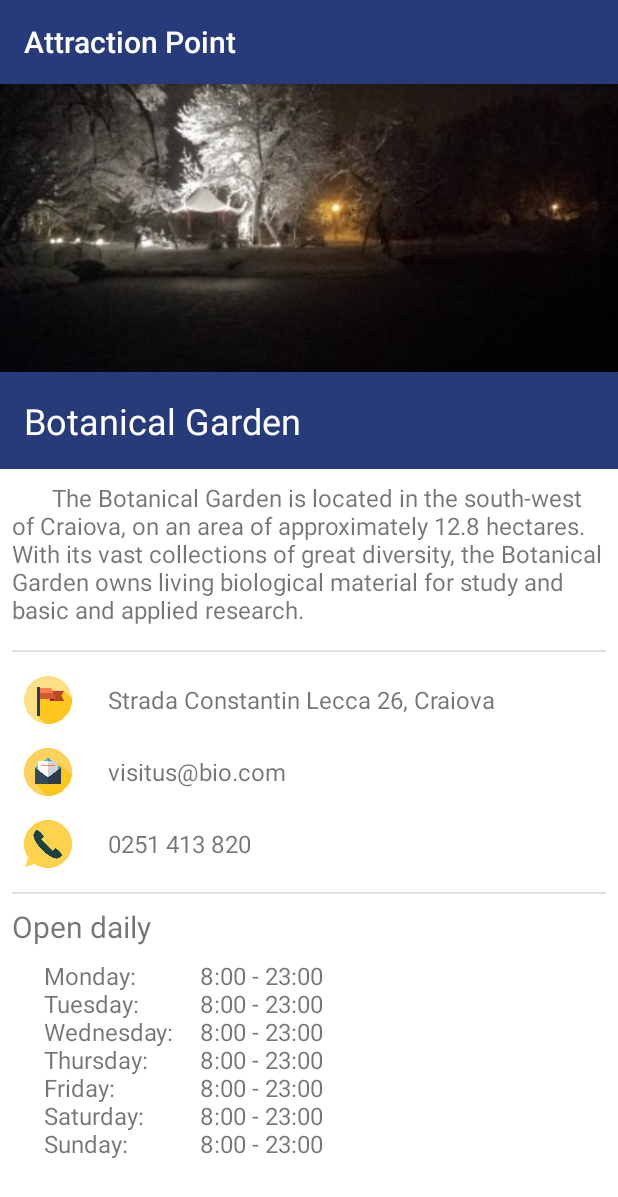
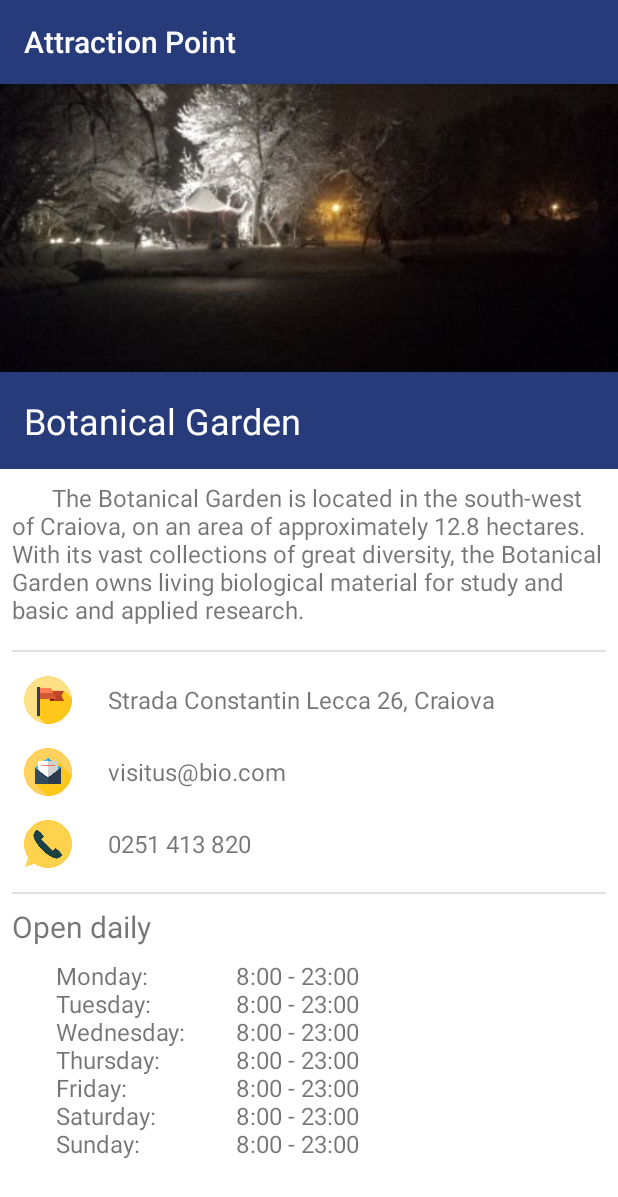
Before and after one commit to robert-andrei/businesscard, an Android app: the screen it shows after launch (MainActivity), on a phone screen of 412 x 824 dp. Shown: the top 1197 px of the screen. Run offline under Robolectric (Android 15) with nearby library versions, the phone set to English and light mode, and no system bars.

Commit message:
Less repetitive code, used more styles

```diff
--- a/app/src/main/res/values/styles.xml
+++ b/app/src/main/res/values/styles.xml
@@ -63,11 +63,14 @@
     <style name="schedule">
         <item name="android:layout_width">wrap_content</item>
         <item name="android:layout_height">match_parent</item>
+        <item name="android:paddingStart">8dp</item>
+        <item name="android:paddingEnd">8dp</item>
         <item name="android:textSize">16sp</item>
     </style>
 
     <style name="scheduleMain">
         <item name="android:layout_width">match_parent</item>
+        <item name="android:paddingStart">8dp</item>
         <item name="android:paddingEnd">8dp</item>
         <item name="android:paddingBottom">8dp</item>
     </style>
```
